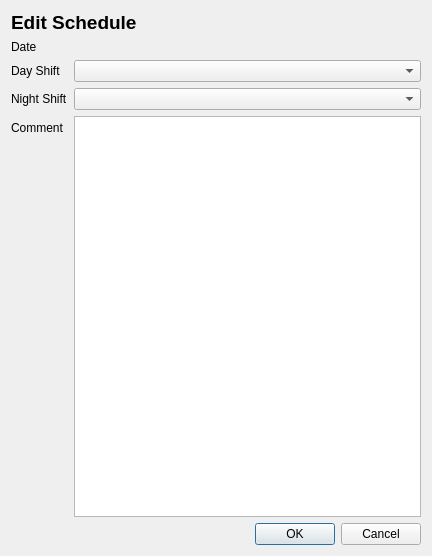
Above: ui/scheduleEditor.ui from olk90/shift before the change. Below: the same form after it.
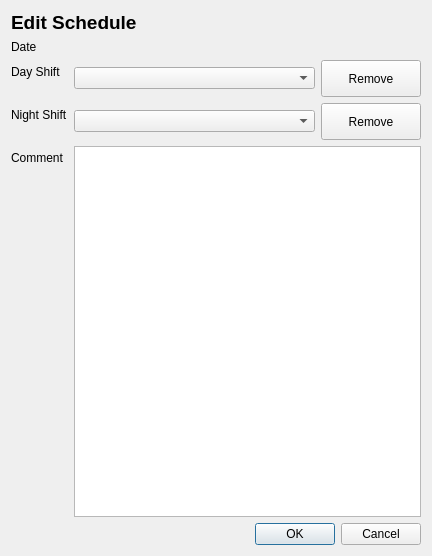
That is the form after the change.

Diff of the .ui file:
```diff
--- a/ui/scheduleEditor.ui
+++ b/ui/scheduleEditor.ui
@@ -56,9 +56,6 @@
          </property>
         </widget>
        </item>
-       <item row="1" column="1">
-        <widget class="QComboBox" name="dayBox"/>
-       </item>
        <item row="2" column="0">
         <widget class="QLabel" name="nightShiftLabel">
          <property name="text">
@@ -66,9 +63,6 @@
          </property>
         </widget>
        </item>
-       <item row="2" column="1">
-        <widget class="QComboBox" name="nightBox"/>
-       </item>
        <item row="3" column="0">
         <widget class="QLabel" name="label">
          <property name="text">
@@ -79,6 +73,46 @@
        <item row="3" column="1">
         <widget class="QTextEdit" name="commentEdit"/>
        </item>
+       <item row="1" column="1">
+        <layout class="QHBoxLayout" name="horizontalLayout">
+         <item>
+          <widget class="QComboBox" name="dayBox"/>
+         </item>
+         <item>
+          <widget class="QToolButton" name="removeDayButton">
+           <property name="minimumSize">
+            <size>
+             <width>100</width>
+             <height>37</height>
+            </size>
+           </property>
+           <property name="text">
+            <string>Remove</string>
+           </property>
+          </widget>
+         </item>
+        </layout>
+       </item>
+       <item row="2" column="1">
+        <layout class="QHBoxLayout" name="horizontalLayout_2">
+         <item>
+          <widget class="QComboBox" name="nightBox"/>
+         </item>
+         <item>
+          <widget class="QToolButton" name="removeNightButton">
+           <property name="minimumSize">
+            <size>
+             <width>100</width>
+             <height>37</height>
+            </size>
+           </property>
+           <property name="text">
+            <string>Remove</string>
+           </property>
+          </widget>
+         </item>
+        </layout>
+       </item>
       </layout>
      </item>
      <item>
```
